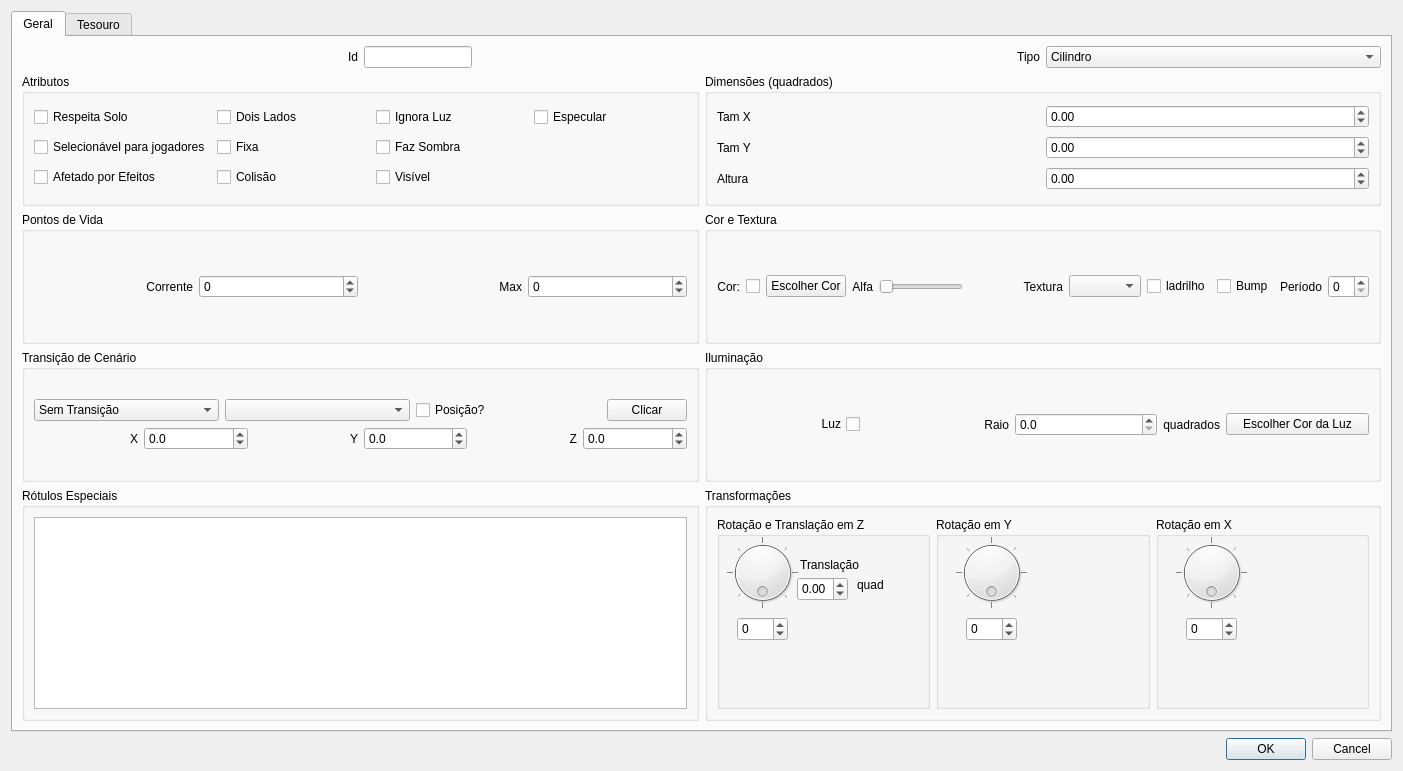
The window that ifg/qt/ui/forma.ui (matferib/tabuleiro-virtual) describes before a commit, drawn with Qt 5.
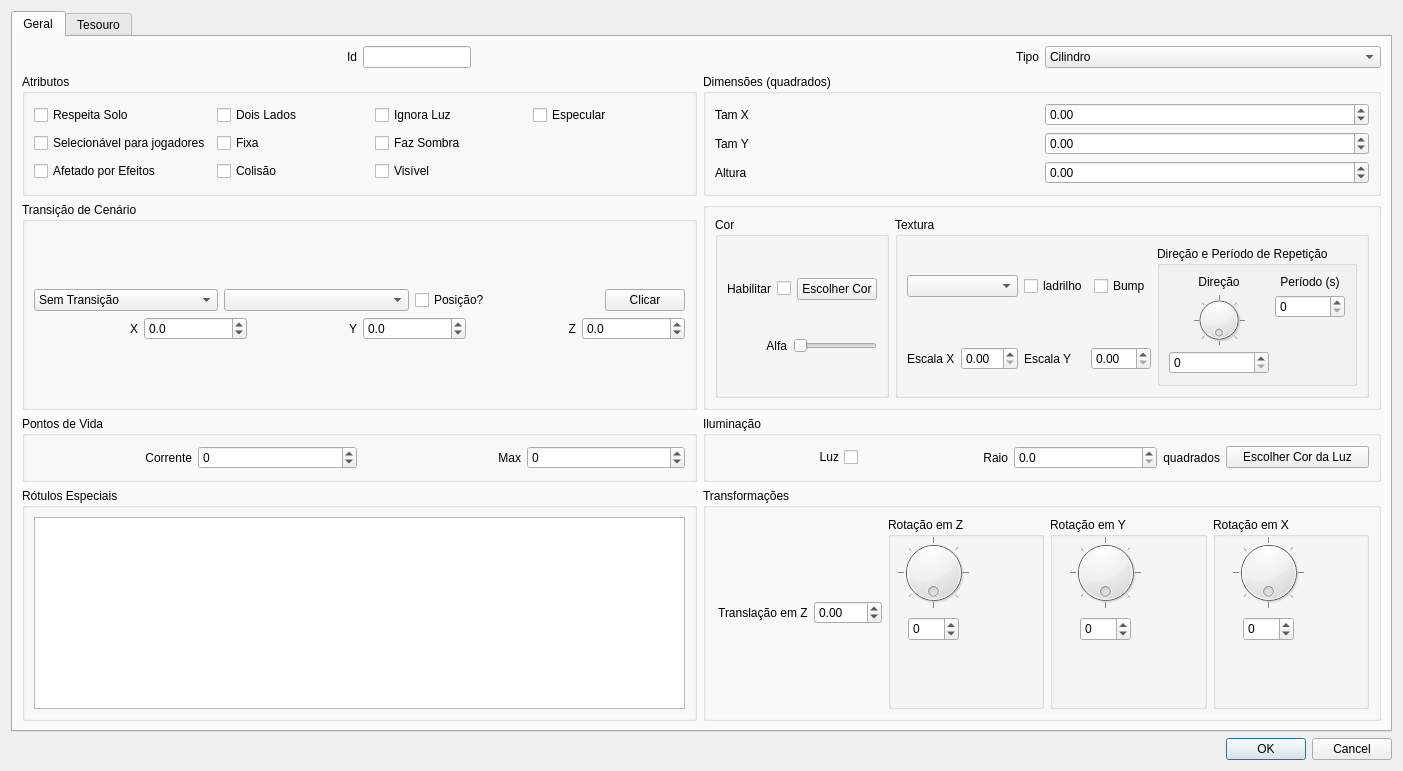
The same window after the commit.

Commit message: atributos de direcao de textura na ui

The edit to the form file:
```diff
--- a/ifg/qt/ui/forma.ui
+++ b/ifg/qt/ui/forma.ui
@@ -309,7 +309,7 @@
          </layout>
         </widget>
        </item>
-       <item row="5" column="0">
+       <item row="6" column="0">
         <widget class="QGroupBox" name="groupBox_10">
          <property name="title">
           <string>Rótulos Especiais</string>
@@ -331,174 +331,291 @@
          </layout>
         </widget>
        </item>
-       <item row="2" column="1">
+       <item row="3" column="1">
         <widget class="QGroupBox" name="groupBox_8">
          <property name="title">
-          <string>Cor e Textura</string>
+          <string/>
          </property>
          <layout class="QHBoxLayout" name="horizontalLayout_26">
           <item>
            <layout class="QHBoxLayout" name="horizontalLayout_24">
             <item>
-             <layout class="QHBoxLayout" name="horizontalLayout_2">
-              <item>
-               <layout class="QHBoxLayout" name="horizontalLayout_7">
-                <item>
-                 <widget class="QLabel" name="label_3">
-                  <property name="sizePolicy">
-                   <sizepolicy hsizetype="Preferred" vsizetype="Preferred">
-                    <horstretch>0</horstretch>
-                    <verstretch>0</verstretch>
-                   </sizepolicy>
-                  </property>
-                  <property name="text">
-                   <string>Cor:</string>
-                  </property>
-                  <property name="alignment">
-                   <set>Qt::AlignRight|Qt::AlignTrailing|Qt::AlignVCenter</set>
-                  </property>
-                 </widget>
+             <widget class="QGroupBox" name="">
+              <property name="title">
+               <string>Cor</string>
+              </property>
+              <layout class="QGridLayout" name="gridLayout_8">
+               <item row="1" column="0">
+                <layout class="QHBoxLayout" name="horizontalLayout_2">
+                 <item>
+                  <widget class="QLabel" name="label_9">
+                   <property name="text">
+                    <string>Alfa</string>
+                   </property>
+                   <property name="alignment">
+                    <set>Qt::AlignRight|Qt::AlignTrailing|Qt::AlignVCenter</set>
+                   </property>
+                  </widget>
+                 </item>
+                 <item>
+                  <widget class="QSlider" name="slider_alfa">
+                   <property name="sizePolicy">
+                    <sizepolicy hsizetype="Fixed" vsizetype="Fixed">
+                     <horstretch>0</horstretch>
+                     <verstretch>0</verstretch>
+                    </sizepolicy>
+                   </property>
+                   <property name="maximum">
+                    <number>100</number>
+                   </property>
+                   <property name="orientation">
+                    <enum>Qt::Horizontal</enum>
+                   </property>
+                  </widget>
+                 </item>
+                </layout>
+               </item>
+               <item row="0" column="0">
+                <layout class="QHBoxLayout" name="horizontalLayout_7">
+                 <item>
+                  <widget class="QLabel" name="label_3">
+                   <property name="sizePolicy">
+                    <sizepolicy hsizetype="Preferred" vsizetype="Preferred">
+                     <horstretch>0</horstretch>
+                     <verstretch>0</verstretch>
+                    </sizepolicy>
+                   </property>
+                   <property name="text">
+                    <string>Habilitar</string>
+                   </property>
+                   <property name="alignment">
+                    <set>Qt::AlignRight|Qt::AlignTrailing|Qt::AlignVCenter</set>
+                   </property>
+                  </widget>
+                 </item>
+                 <item>
+                  <widget class="QCheckBox" name="checkbox_cor">
+                   <property name="sizePolicy">
+                    <sizepolicy hsizetype="Fixed" vsizetype="Fixed">
+                     <horstretch>0</horstretch>
+                     <verstretch>0</verstretch>
+                    </sizepolicy>
+                   </property>
+                   <property name="text">
+                    <string/>
+                   </property>
+                  </widget>
+                 </item>
+                 <item>
+                  <widget class="QPushButton" name="botao_cor">
+                   <property name="text">
+                    <string>Escolher Cor</string>
+                   </property>
+                  </widget>
+                 </item>
+                </layout>
+               </item>
+              </layout>
+             </widget>
+            </item>
+           </layout>
+          </item>
+          <item>
+           <widget class="QGroupBox" name="">
+            <property name="title">
+             <string>Textura</string>
+            </property>
+            <layout class="QGridLayout" name="gridLayout_6">
+             <item row="0" column="0">
+              <widget class="QComboBox" name="combo_textura"/>
+             </item>
+             <item row="0" column="1">
+              <layout class="QHBoxLayout" name="horizontalLayout_25">
+               <item>
+                <widget class="QCheckBox" name="checkbox_ladrilho">
+                 <property name="sizePolicy">
+                  <sizepolicy hsizetype="Fixed" vsizetype="Fixed">
+                   <horstretch>0</horstretch>
+                   <verstretch>0</verstretch>
+                  </sizepolicy>
+                 </property>
+                 <property name="toolTip">
+                  <string>Se verdadeiro, nao sera movel. Selecionavel apenas com duplo clique.</string>
+                 </property>
+                 <property name="text">
+                  <string>ladrilho</string>
+                 </property>
+                </widget>
+               </item>
+               <item>
+                <widget class="QCheckBox" name="checkbox_bump">
+                 <property name="text">
+                  <string>Bump</string>
+                 </property>
+                </widget>
+               </item>
+              </layout>
+             </item>
+             <item row="1" column="0">
+              <layout class="QHBoxLayout" name="horizontalLayout_20">
+               <item>
+                <widget class="QLabel" name="label_4">
+                 <property name="text">
+                  <string>Escala X</string>
+                 </property>
+                </widget>
+               </item>
+               <item>
+                <widget class="QDoubleSpinBox" name="spin_tex_escala_x"/>
+               </item>
+              </layout>
+             </item>
+             <item row="1" column="1">
+              <layout class="QHBoxLayout" name="horizontalLayout_8">
+               <item>
+                <widget class="QLabel" name="label_16">
+                 <property name="text">
+                  <string>Escala Y</string>
+                 </property>
+                </widget>
+               </item>
+               <item>
+                <widget class="QDoubleSpinBox" name="spin_tex_escala_y"/>
+               </item>
+              </layout>
+             </item>
+             <item row="0" column="2" rowspan="2">
+              <widget class="QGroupBox" name="groupBox">
+               <property name="title">
+                <string>Direção e Período de Repetição</string>
+               </property>
+               <layout class="QGridLayout" name="gridLayout_7">
+                <item row="2" column="0">
+                 <widget class="QSpinBox" name="spin_tex_direcao"/>
                 </item>
-                <item>
-                 <widget class="QCheckBox" name="checkbox_cor">
-                  <property name="sizePolicy">
-                   <sizepolicy hsizetype="Fixed" vsizetype="Fixed">
-                    <horstretch>0</horstretch>
-                    <verstretch>0</verstretch>
-                   </sizepolicy>
-                  </property>
-                  <property name="text">
-                   <string/>
-                  </property>
-                 </widget>
-                </item>
-               </layout>
-              </item>
-              <item>
-               <widget class="QPushButton" name="botao_cor">
-                <property name="text">
-                 <string>Escolher Cor</string>
-                </property>
-               </widget>
-              </item>
-              <item>
-               <layout class="QHBoxLayout" name="horizontalLayout_9">
-                <item>
-                 <layout class="QHBoxLayout" name="horizontalLayout_10">
+                <item row="0" column="2" rowspan="3">
+                 <layout class="QVBoxLayout" name="verticalLayout_4">
                   <item>
-                   <widget class="QLabel" name="label_9">
+                   <widget class="QLabel" name="label_11">
                     <property name="text">
-                     <string>Alfa</string>
+                     <string>Período (s)</string>
                     </property>
                     <property name="alignment">
-                     <set>Qt::AlignRight|Qt::AlignTrailing|Qt::AlignVCenter</set>
+                     <set>Qt::AlignCenter</set>
                     </property>
                    </widget>
                   </item>
-                 </layout>
-                </item>
-                <item>
-                 <layout class="QHBoxLayout" name="horizontalLayout_12">
                   <item>
-                   <widget class="QSlider" name="slider_alfa">
-                    <property name="sizePolicy">
-                     <sizepolicy hsizetype="Fixed" vsizetype="Fixed">
-                      <horstretch>0</horstretch>
-                      <verstretch>0</verstretch>
-                     </sizepolicy>
-                    </property>
-                    <property name="maximum">
-                     <number>100</number>
-                    </property>
+                   <widget class="QSpinBox" name="spin_tex_periodo"/>
+                  </item>
+                  <item>
+                   <spacer name="verticalSpacer">
                     <property name="orientation">
-                     <enum>Qt::Horizontal</enum>
+                     <enum>Qt::Vertical</enum>
                     </property>
-                   </widget>
+                    <property name="sizeHint" stdset="0">
+                     <size>
+                      <width>20</width>
+                      <height>40</height>
+                     </size>
+                    </property>
+                   </spacer>
                   </item>
                  </layout>
                 </item>
+                <item row="0" column="0">
+                 <widget class="QLabel" name="label_19">
+                  <property name="text">
+                   <string>Direção</string>
+                  </property>
+                  <property name="alignment">
+                   <set>Qt::AlignCenter</set>
+                  </property>
+                 </widget>
+                </item>
+                <item row="1" column="0">
+                 <widget class="QDial" name="dial_tex_direcao">
+                  <property name="toolTip">
+                   <string>&lt;html&gt;&lt;head/&gt;&lt;body&gt;&lt;p&gt;Rotação do objeto ao redor do eixo Y.&lt;/p&gt;&lt;/body&gt;&lt;/html&gt;</string>
+                  </property>
+                  <property name="minimum">
+                   <number>0</number>
+                  </property>
+                  <property name="maximum">
+                   <number>360</number>
+                  </property>
+                  <property name="value">
+                   <number>0</number>
+                  </property>
+                  <property name="sliderPosition">
+                   <number>0</number>
+                  </property>
+                  <property name="orientation">
+                   <enum>Qt::Horizontal</enum>
+                  </property>
+                  <property name="invertedAppearance">
+                   <bool>true</bool>
+                  </property>
+                  <property name="invertedControls">
+                   <bool>true</bool>
+                  </property>
+                  <property name="wrapping">
+                   <bool>true</bool>
+                  </property>
+                  <property name="notchTarget">
+                   <double>45.000000000000000</double>
+                  </property>
+                  <property name="notchesVisible">
+                   <bool>true</bool>
+                  </property>
+                 </widget>
+                </item>
                </layout>
-              </item>
-             </layout>
-            </item>
-            <item>
-             <spacer name="horizontalSpacer">
-              <property name="orientation">
-               <enum>Qt::Horizontal</enum>
-              </property>
-              <property name="sizeHint" stdset="0">
-               <size>
-                <width>40</width>
-                <height>20</height>
-               </size>
-              </property>
-             </spacer>
-            </item>
-            <item>
-             <layout class="QHBoxLayout" name="horizontalLayout_8">
-              <item>
-               <widget class="QLabel" name="label_4">
-                <property name="text">
-                 <string>Textura</string>
-                </property>
-                <property name="alignment">
-                 <set>Qt::AlignRight|Qt::AlignTrailing|Qt::AlignVCenter</set>
-                </property>
-               </widget>
-              </item>
-              <item>
-               <widget class="QComboBox" name="combo_textura"/>
-              </item>
-              <item>
-               <widget class="QCheckBox" name="checkbox_ladrilho">
-                <property name="sizePolicy">
-                 <sizepolicy hsizetype="Fixed" vsizetype="Fixed">
-                  <horstretch>0</horstretch>
-                  <verstretch>0</verstretch>
-                 </sizepolicy>
-                </property>
-                <property name="toolTip">
-                 <string>Se verdadeiro, nao sera movel. Selecionavel apenas com duplo clique.</string>
-                </property>
-                <property name="text">
-                 <string>ladrilho</string>
-                </property>
-               </widget>
-              </item>
-              <item>
-               <widget class="QCheckBox" name="checkbox_bump">
-                <property name="text">
-                 <string>Bump</string>
-                </property>
-               </widget>
-              </item>
-              <item>
-               <widget class="QLabel" name="label_11">
-                <property name="text">
-                 <string>Período</string>
-                </property>
-               </widget>
-              </item>
-              <item>
-               <widget class="QSpinBox" name="spin_periodo"/>
-              </item>
-             </layout>
-            </item>
-           </layout>
+              </widget>
+             </item>
+            </layout>
+           </widget>
           </item>
          </layout>
         </widget>
        </item>
-       <item row="5" column="1">
+       <item row="6" column="1">
         <widget class="QGroupBox" name="groupBox_6">
          <property name="title">
           <string>Transformações</string>
          </property>
          <layout class="QHBoxLayout" name="horizontalLayout_22">
+          <item>
+           <layout class="QHBoxLayout" name="horizontalLayout_18">
+            <item>
+             <widget class="QLabel" name="label_2">
+              <property name="text">
+               <string> Translação em Z</string>
+              </property>
+             </widget>
+            </item>
+            <item>
+             <widget class="QDoubleSpinBox" name="spin_translacao_quad">
+              <property name="decimals">
+               <number>2</number>
+              </property>
+              <property name="minimum">
+               <double>-100.000000000000000</double>
+              </property>
+              <property name="maximum">
+               <double>100.000000000000000</double>
+              </property>
+              <property name="singleStep">
+               <double>0.100000000000000</double>
+              </property>
+             </widget>
+            </item>
+           </layout>
+          </item>
           <item>
            <widget class="QGroupBox" name="groupBox_2">
             <property name="title">
-             <string>Rotação e Translação em Z</string>
+             <string>Rotação em Z</string>
             </property>
             <widget class="QDial" name="dial_rotacao">
              <property name="geometry">
@@ -543,41 +660,6 @@
               <bool>true</bool>
              </property>
             </widget>
-            <widget class="QDoubleSpinBox" name="spin_translacao_quad">
-             <property name="geometry">
-              <rect>
-               <x>80</x>
-               <y>60</y>
-               <width>51</width>
-               <height>24</height>
-              </rect>
-             </property>
-             <property name="decimals">
-              <number>2</number>
-             </property>
-             <property name="minimum">
-              <double>-100.000000000000000</double>
-             </property>
-             <property name="maximum">
-              <double>100.000000000000000</double>
-             </property>
-             <property name="singleStep">
-              <double>0.100000000000000</double>
-             </property>
-            </widget>
-            <widget class="QLabel" name="label_2">
-             <property name="geometry">
-              <rect>
-               <x>80</x>
-               <y>40</y>
-               <width>111</width>
-               <height>16</height>
-              </rect>
-             </property>
-             <property name="text">
-              <string> Translação</string>
-             </property>
-            </widget>
             <widget class="QSpinBox" name="spin_rotacao">
              <property name="geometry">
               <rect>
@@ -597,8 +679,8 @@
             <widget class="QLabel" name="label_15">
              <property name="geometry">
               <rect>
-               <x>140</x>
-               <y>60</y>
+               <x>170</x>
+               <y>100</y>
                <width>41</width>
                <height>16</height>
               </rect>
@@ -744,7 +826,7 @@
          </layout>
         </widget>
        </item>
-       <item row="3" column="1">
+       <item row="4" column="1">
         <widget class="QGroupBox" name="groupBox_9">
          <property name="title">
           <string>Iluminação</string>
@@ -816,7 +898,7 @@
          </layout>
         </widget>
        </item>
-       <item row="2" column="0">
+       <item row="4" column="0">
         <widget class="QGroupBox" name="groupBoxPv">
          <property name="title">
           <string>Pontos de Vida</string>
```
Left out of the diff: 96 changed lines with no effect on the pictures. The commit also changes 3 other files.
